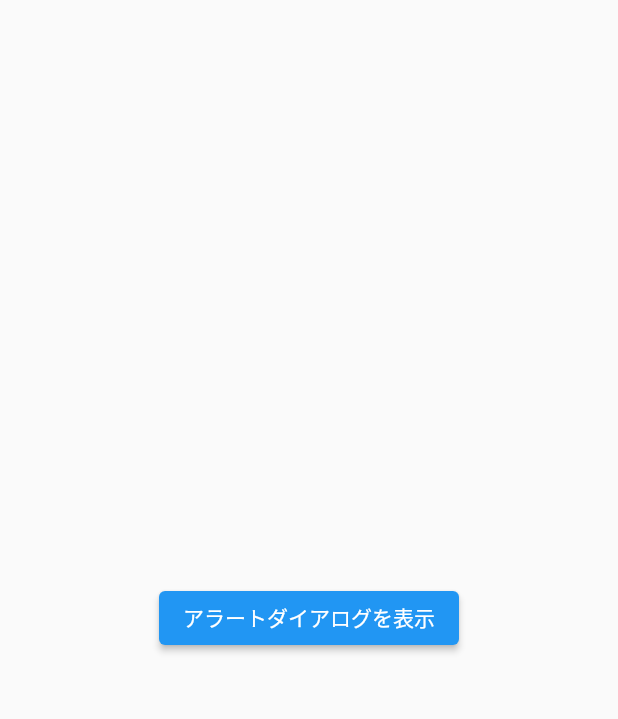
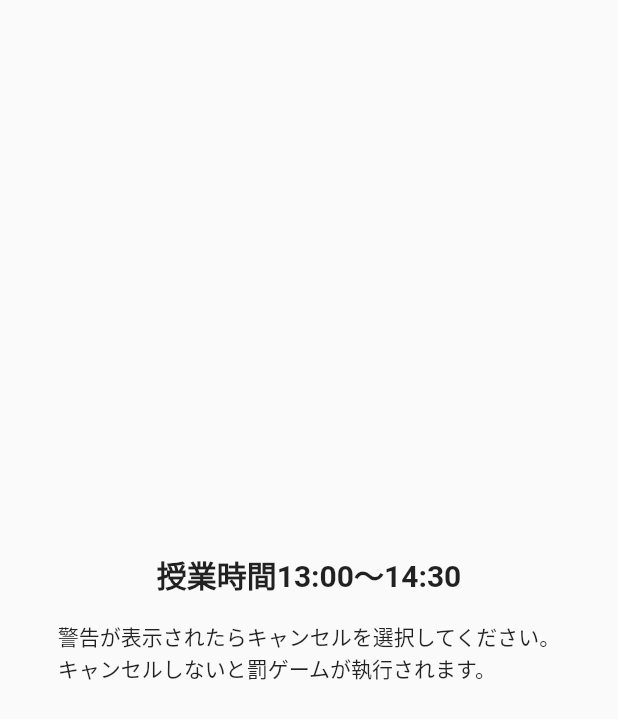
Before and after one commit to shinonome-inc/mobile_mini_hackathon_team_b, a Flutter app: the HomePage screen opened directly, on a phone screen of 412 x 824 dp. Shown: the top 719 px of the screen. Run offline on Flutter 3.47's test engine with Material 2 defaults, Android fonts, the light colour scheme and no system bars.

Commit message:
HomePageのUIを作成

```diff
--- a/lib/pages/home_page.dart
+++ b/lib/pages/home_page.dart
@@ -6,12 +6,24 @@ class HomePage extends StatelessWidget {
   @override
   Widget build(BuildContext context) {
     return Scaffold(
-      body: Center(
-        child: ElevatedButton(
-          onPressed: () {
-            // TODO: アラートダイアログを表示
-          },
-          child: const Text('アラートダイアログを表示'),
+      body: SafeArea(
+        child: Container(
+          padding: const EdgeInsets.symmetric(horizontal: 16.0),
+          alignment: Alignment.center,
+          child: Column(
+            mainAxisAlignment: MainAxisAlignment.center,
+            children: const [
+              Text(
+                '授業時間13:00〜14:30',
+                style: TextStyle(
+                  fontSize: 20.0,
+                  fontWeight: FontWeight.bold,
+                ),
+              ),
+              SizedBox(height: 16.0),
+              Text('警告が表示されたらキャンセルを選択してください。\nキャンセルしないと罰ゲームが執行されます。')
+            ],
+          ),
         ),
       ),
     );
```
